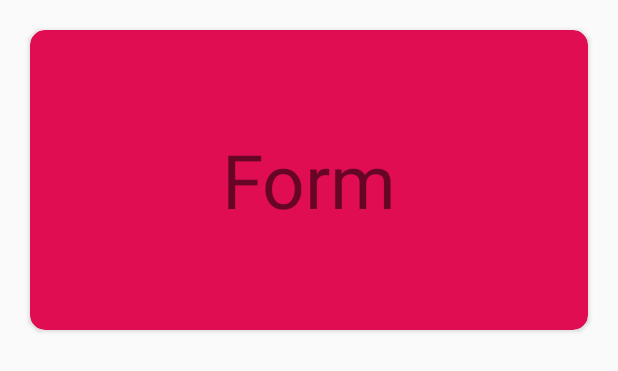
After one commit to ranaaditya/NITT_CENTRIC, an Android app: the layout form_list.xml on its own in the app's theme, with its tools: preview values and no code run, on a phone screen of 412 x 824 dp. The commit adds this screen. Shown: the top 371 px of the screen. Run offline under Robolectric (Android 15) with nearby library versions, the phone set to English and light mode, and no system bars.

Commit message:
Make api calls to /getForms and display in recycler

```diff
--- a/app/src/main/java/com/ranaaditya/nitt_central/API/Api.java
+++ b/app/src/main/java/com/ranaaditya/nitt_central/API/Api.java
@@ -1,5 +1,6 @@
 package com.ranaaditya.nitt_central.API;
 
+import com.ranaaditya.nitt_central.Models.FormModel;
 import com.ranaaditya.nitt_central.Models.LoginResponseModel;
 import com.ranaaditya.nitt_central.Models.ShopModel;
 
@@ -8,6 +9,7 @@ import java.util.ArrayList;
 import retrofit2.Call;
 import retrofit2.http.Field;
 import retrofit2.http.FormUrlEncoded;
+import retrofit2.http.GET;
 import retrofit2.http.POST;
 
 public interface Api {
@@ -23,4 +25,7 @@ public interface Api {
     Call<ArrayList<ShopModel>> getShops(@Field("latitude") Double lat,
                                         @Field("longitude") Double lon,
                                         @Field("token") String token);
+
+    @GET("getForms")
+    Call<ArrayList<FormModel>> getForms();
 }
--- a/app/src/main/java/com/ranaaditya/nitt_central/Home/HomeActivity.java
+++ b/app/src/main/java/com/ranaaditya/nitt_central/Home/HomeActivity.java
@@ -116,9 +116,9 @@ public class HomeActivity extends AppCompatActivity {
             public void onClick(View view) {
                 try {
                     Intent intent=new Intent(getApplicationContext(),PaymentActivity.class);
-                    intent.putExtra("payment_upi_id","shohanduttaroy99@oksbi");
+                    intent.putExtra("payment_upi_id",mresponse.get(0).getUpi());
                     intent.putExtra("payment_note","111118114");
-                    intent.putExtra("payment_name","shohan roy");
+                    intent.putExtra("payment_name",mresponse.get(0).getName());
                     startActivity(intent);
                 } catch (Exception e) {
                     e.printStackTrace();
--- /dev/null
+++ b/app/src/main/res/layout/form_list.xml
@@ -0,0 +1,24 @@
+<?xml version="1.0" encoding="utf-8"?>
+<RelativeLayout xmlns:android="http://schemas.android.com/apk/res/android"
+    xmlns:app="http://schemas.android.com/apk/res-auto"
+    android:orientation="vertical"
+    android:layout_width="match_parent"
+    android:layout_height="match_parent">
+
+    <androidx.cardview.widget.CardView
+        android:id="@+id/form_list_card"
+        android:layout_margin="20dp"
+        app:cardCornerRadius="10dp"
+        app:cardBackgroundColor="#e10d53"
+        android:layout_width="match_parent"
+        android:layout_height="200dp">
+        <TextView
+            android:id="@+id/form_name"
+            android:layout_width="match_parent"
+            android:layout_height="match_parent"
+            android:gravity="center"
+            android:text="Form"
+            android:textSize="50sp"/>
+    </androidx.cardview.widget.CardView>
+
+</RelativeLayout>
```
Also changed, not shown: app/src/main/java/com/ranaaditya/nitt_central/Form/FormsActivity.java (+43 -0 lines), app/src/main/java/com/ranaaditya/nitt_central/Form/FormsAdapter.java (added, +56 -0 lines), app/src/main/java/com/ranaaditya/nitt_central/Models/FormModel.java (+8 -0 lines), app/src/main/res/layout/activity_forms.xml (+13 -2 lines).
